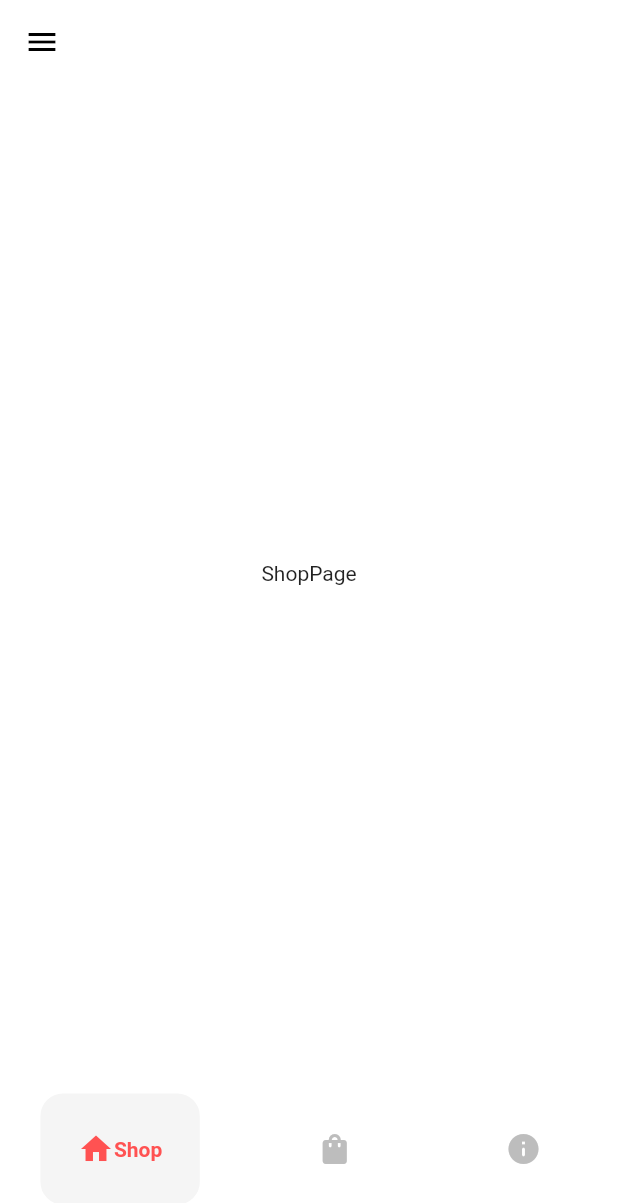
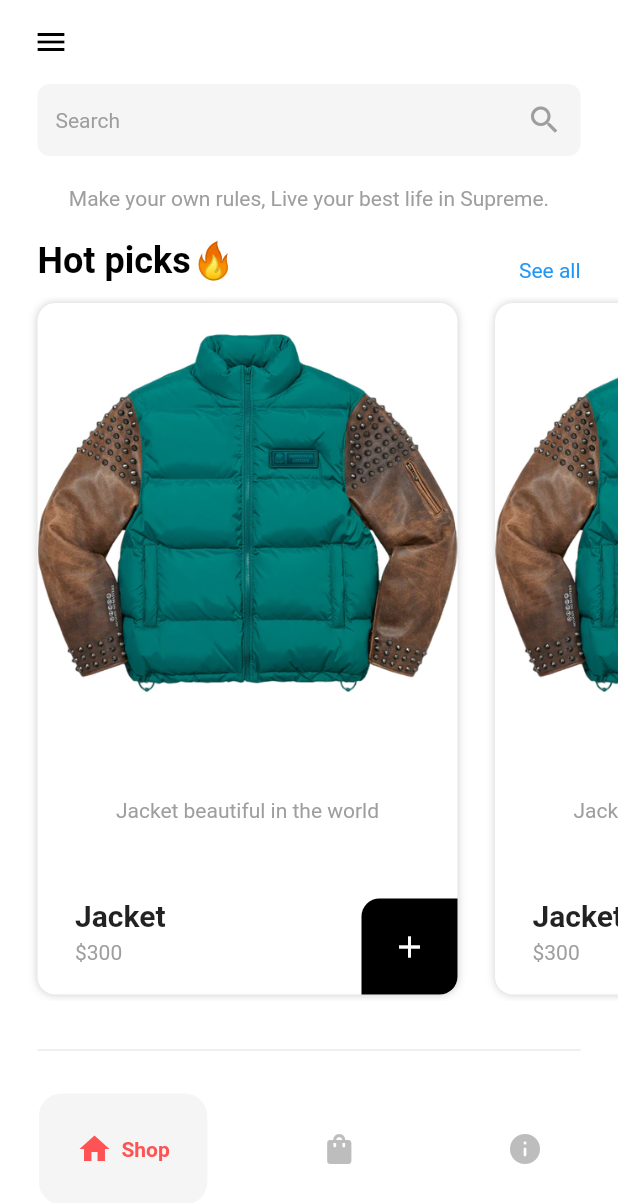
Before and after one commit to thuanphatt/ecommerce-shop, a Flutter app: the screen it shows after launch, after a tap on "Shop Now", on a phone screen of 412 x 824 dp. Shown: the top 1203 px of the screen. Run offline on Flutter 3.47's test engine with Material 2 defaults, Android fonts, the phone set to English and light mode, and no system bars; drawn by our look-alikes of google_nav_bar.

Commit message:
build base of shop page

```diff
--- a/lib/components/bottom_navbar.dart
+++ b/lib/components/bottom_navbar.dart
@@ -20,10 +20,11 @@ class MyBottomNavbar extends StatelessWidget {
           tabs: const [
             GButton(
               icon: Icons.home,
+              gap: 6,
               text: 'Shop',
             ),
-            GButton(icon: Icons.shopping_bag_rounded, text: 'Cart'),
-            GButton(icon: Icons.info_rounded, text: 'Info'),
+            GButton(icon: Icons.shopping_bag_rounded, gap: 6, text: 'Cart'),
+            GButton(icon: Icons.info_rounded, gap: 6, text: 'Info'),
           ]),
     );
   }
--- /dev/null
+++ b/lib/components/product_tile.dart
@@ -0,0 +1,65 @@
+import 'package:ecommerce_shop/models/product.dart';
+import 'package:flutter/material.dart';
+
+class ProductTile extends StatelessWidget {
+  Product product;
+  ProductTile({super.key, required this.product});
+
+  @override
+  Widget build(BuildContext context) {
+    return Container(
+      margin: const EdgeInsets.only(left: 25, top: 4, bottom: 4),
+      width: 280,
+      decoration: BoxDecoration(boxShadow: [
+        BoxShadow(
+          color: Colors.grey.withOpacity(0.5),
+          blurRadius: 4,
+        ),
+      ], color: Colors.white, borderRadius: BorderRadius.circular(12)),
+      child: Column(
+        mainAxisAlignment: MainAxisAlignment.spaceBetween,
+        children: [
+          ClipRRect(
+              borderRadius: BorderRadius.circular(12),
+              child: Image.asset(product.imgPath)),
+          Text(
+            product.description,
+            style: const TextStyle(color: Colors.grey),
+          ),
+          Padding(
+            padding: const EdgeInsets.only(left: 25.0),
+            child: Row(
+              mainAxisAlignment: MainAxisAlignment.spaceBetween,
+              crossAxisAlignment: CrossAxisAlignment.start,
+              children: [
+                Column(
+                  crossAxisAlignment: CrossAxisAlignment.start,
+                  children: [
+                    Text(
+                      product.name,
+                      style: const TextStyle(
+                          fontWeight: FontWeight.bold, fontSize: 20),
+                    ),
+                    const SizedBox(height: 5),
+                    Text(
+                      "\$${product.price}",
+                      style: const TextStyle(color: Colors.grey),
+                    ),
+                  ],
+                ),
+                Container(
+                    padding: const EdgeInsets.all(20),
+                    decoration: const BoxDecoration(
+                        color: Colors.black,
+                        borderRadius: BorderRadius.only(
+                            topLeft: Radius.circular(12),
+                            bottomRight: Radius.circular(12))),
+                    child: const Icon(Icons.add, color: Colors.white))
+              ],
+            ),
+          )
+        ],
+      ),
+    );
+  }
+}
--- a/lib/main.dart
+++ b/lib/main.dart
@@ -10,7 +10,7 @@ class MyApp extends StatelessWidget {
 
   @override
   Widget build(BuildContext context) {
-    return MaterialApp(
+    return const MaterialApp(
       debugShowCheckedModeBanner: false,
       home: IntroPage(),
     );
--- /dev/null
+++ b/lib/models/product.dart
@@ -0,0 +1,11 @@
+class Product {
+  final String name;
+  final String price;
+  final String description;
+  final String imgPath;
+  Product(
+      {required this.name,
+      required this.price,
+      required this.description,
+      required this.imgPath});
+}
--- a/lib/pages/about_page.dart
+++ b/lib/pages/about_page.dart
@@ -10,6 +10,6 @@ class AboutPage extends StatefulWidget {
 class _AboutPageState extends State<AboutPage> {
   @override
   Widget build(BuildContext context) {
-    return Center(child: Text('AboutPage'));
+    return const Center(child: Text('AboutPage'));
   }
 }
--- a/lib/pages/cart_page.dart
+++ b/lib/pages/cart_page.dart
@@ -10,6 +10,6 @@ class CartPage extends StatefulWidget {
 class _CartPageState extends State<CartPage> {
   @override
   Widget build(BuildContext context) {
-    return Center(child: Text('CartPage'));
+    return const Center(child: Text('CartPage'));
   }
 }
--- a/lib/pages/home_page.dart
+++ b/lib/pages/home_page.dart
@@ -1,5 +1,3 @@
-import 'dart:ui';
-
 import 'package:ecommerce_shop/components/bottom_navbar.dart';
 import 'package:flutter/material.dart';
 
@@ -45,9 +43,12 @@ class _HomePageState extends State<HomePage> {
         elevation: 0,
         leading: Builder(builder: (context) {
           return IconButton(
-            icon: const Icon(
-              Icons.menu,
-              color: Colors.black,
+            icon: const Padding(
+              padding: EdgeInsets.only(left: 12.0),
+              child: Icon(
+                Icons.menu,
+                color: Colors.black,
+              ),
             ),
             onPressed: () {
               Scaffold.of(context).openDrawer();
--- a/lib/pages/intro_page.dart
+++ b/lib/pages/intro_page.dart
@@ -38,8 +38,8 @@ class IntroPage extends StatelessWidget {
               height: 48,
             ),
             GestureDetector(
-              onTap: () => Navigator.push(
-                  context, MaterialPageRoute(builder: (context) => HomePage())),
+              onTap: () => Navigator.push(context,
+                  MaterialPageRoute(builder: (context) => const HomePage())),
               child: Container(
                 decoration: BoxDecoration(
                     color: Colors.grey[900],
--- a/lib/pages/shop_page.dart
+++ b/lib/pages/shop_page.dart
@@ -1,4 +1,6 @@
 import 'package:flutter/material.dart';
+import '../models/product.dart';
+import '../components/product_tile.dart';
 
 class ShopPage extends StatefulWidget {
   const ShopPage({super.key});
@@ -10,6 +12,73 @@ class ShopPage extends StatefulWidget {
 class _ShopPageState extends State<ShopPage> {
   @override
   Widget build(BuildContext context) {
-    return Center(child: Text('ShopPage'));
+    return Column(
+      children: [
+        Container(
+          padding: const EdgeInsets.all(12.0),
+          margin: const EdgeInsets.symmetric(horizontal: 25),
+          decoration: BoxDecoration(
+              color: Colors.grey[100], borderRadius: BorderRadius.circular(8)),
+          child: Row(
+              mainAxisAlignment: MainAxisAlignment.spaceBetween,
+              children: const [
+                Text(
+                  'Search',
+                  style: TextStyle(color: Colors.grey),
+                ),
+                Icon(
+                  Icons.search,
+                  color: Colors.grey,
+                )
+              ]),
+        ),
+        const Padding(
+          padding: EdgeInsets.symmetric(vertical: 20.0),
+          child: Text(
+            'Make your own rules, Live your best life in Supreme.',
+            style: TextStyle(color: Colors.grey),
+          ),
+        ),
+        Padding(
+          padding: const EdgeInsets.symmetric(horizontal: 25.0),
+          child: Row(
+            mainAxisAlignment: MainAxisAlignment.spaceBetween,
+            crossAxisAlignment: CrossAxisAlignment.end,
+            children: const [
+              Text('Hot picks🔥',
+                  style: TextStyle(
+                      color: Colors.black,
+                      fontSize: 24,
+                      fontWeight: FontWeight.bold)),
+              Text('See all', style: TextStyle(color: Colors.blue)),
+            ],
+          ),
+        ),
+        const SizedBox(
+          height: 10,
+        ),
+        Expanded(
+          child: ListView.builder(
+              scrollDirection: Axis.horizontal,
+              itemCount: 4,
+              itemBuilder: (context, index) {
+                Product product = Product(
+                    name: 'Jacket',
+                    price: '300',
+                    description: 'Jacket beautiful in the world',
+                    imgPath: 'assets/images/1.png');
+                return ProductTile(
+                  product: product,
+                );
+              }),
+        ),
+        Padding(
+          padding: const EdgeInsets.only(top: 25, right: 25, left: 25),
+          child: Divider(
+            color: Colors.grey[300],
+          ),
+        )
+      ],
+    );
   }
 }
```
